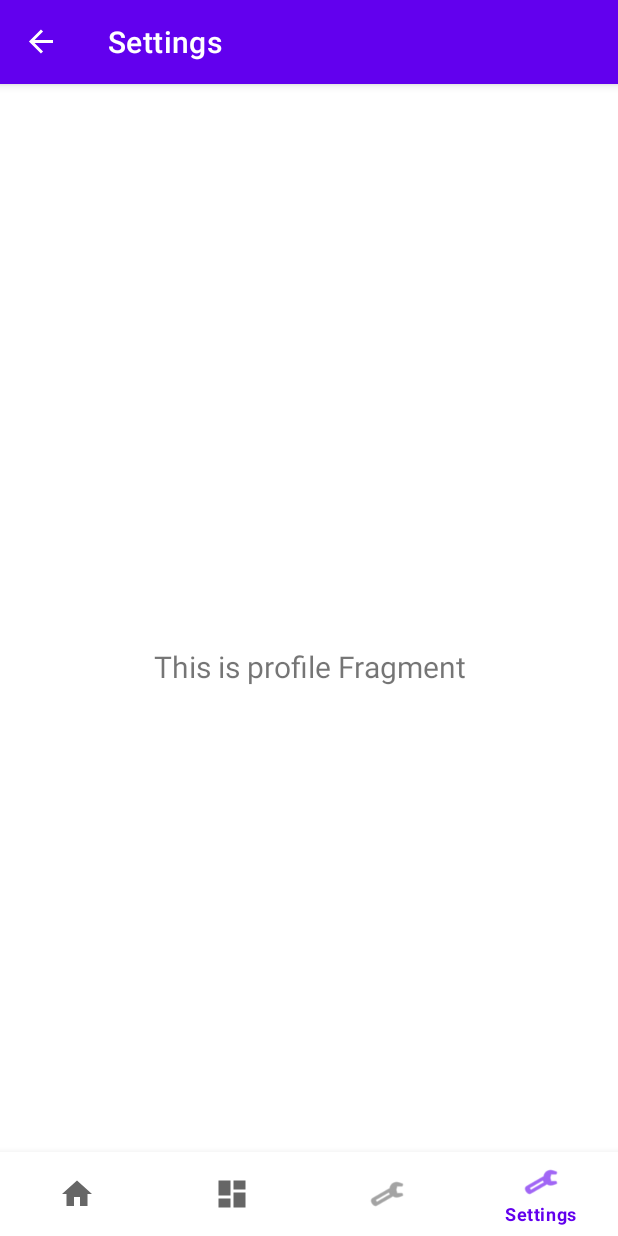
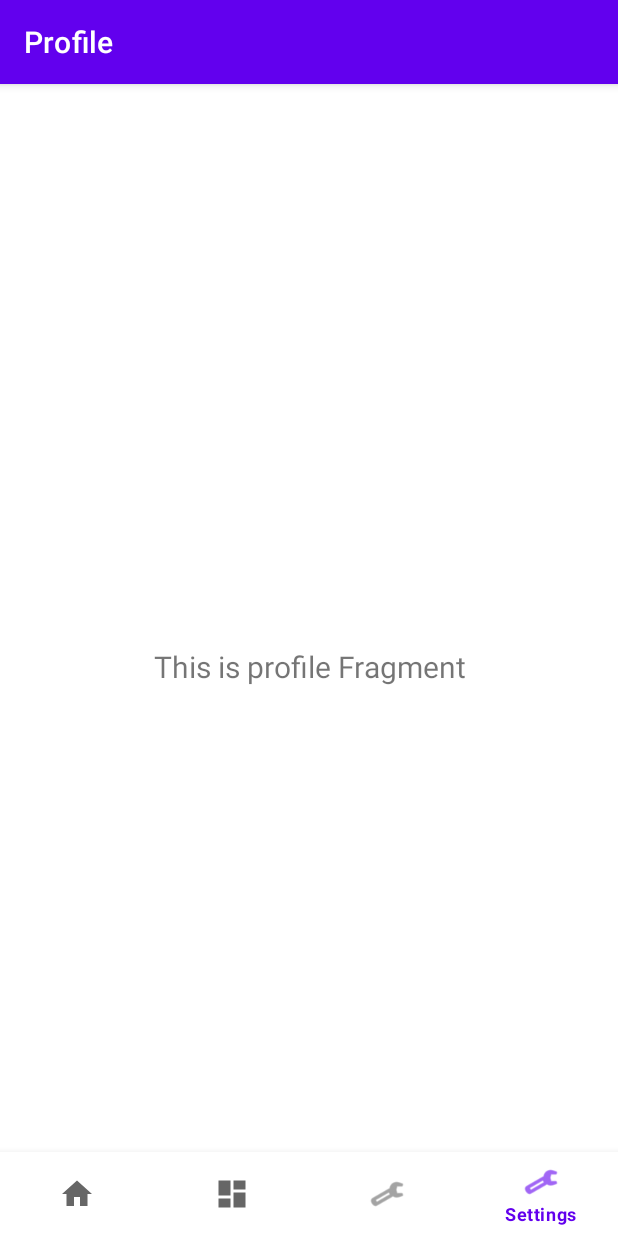
Before and after one commit to Alkwin/MobileIP, an Android app: the ProfileFragment screen opened through its navigation route, on a phone screen of 412 x 824 dp. Run offline under Robolectric (Android 15) with nearby library versions, the light colour scheme and no system bars; our stand-ins replace navigation-ui.

Commit message:
Fixed Profile Fragment not properly displayed.

```diff
--- a/app/src/main/java/com/cringe/mobileip/MainActivity.kt
+++ b/app/src/main/java/com/cringe/mobileip/MainActivity.kt
@@ -26,7 +26,7 @@ class MainActivity : AppCompatActivity() {
         // menu should be considered as top level destinations.
         val appBarConfiguration = AppBarConfiguration(
             setOf(
-                R.id.navigation_home, R.id.navigation_orders, R.id.navigation_settings
+                R.id.navigation_home, R.id.navigation_orders, R.id.navigation_settings, R.id.navigation_profile
             )
         )
         setupActionBarWithNavController(navController, appBarConfiguration)
--- a/app/src/main/java/com/cringe/mobileip/ui/profile/ProfileFragment.kt
+++ b/app/src/main/java/com/cringe/mobileip/ui/profile/ProfileFragment.kt
@@ -24,7 +24,7 @@ class ProfileFragment : Fragment() {
         inflater: LayoutInflater,
         container: ViewGroup?,
         savedInstanceState: Bundle?
-    ): View? {
+    ): View {
         homeViewModel =
             ViewModelProvider(this).get(ProfileViewModel::class.java)
 
--- a/app/src/main/res/navigation/mobile_navigation.xml
+++ b/app/src/main/res/navigation/mobile_navigation.xml
@@ -22,9 +22,10 @@
         android:name="com.cringe.mobileip.ui.settings.SettingsFragment"
         android:label="@string/title_settings"
         tools:layout="@layout/fragment_settings" />
+
     <fragment
         android:id="@+id/navigation_profile"
         android:name="com.cringe.mobileip.ui.profile.ProfileFragment"
-        android:label="@string/title_settings"
+        android:label="@string/title_profile"
         tools:layout="@layout/fragment_profile" />
 </navigation>
--- a/app/src/main/res/values/strings.xml
+++ b/app/src/main/res/values/strings.xml
@@ -3,6 +3,7 @@
     <string name="title_home">Home</string>
     <string name="title_orders">Orders</string>
     <string name="title_settings">Settings</string>
+    <string name="title_profile">Profile</string>
     <string name="title_activity_login">LoginActivity</string>
     <string name="prompt_email">Email</string>
     <string name="prompt_name">Name</string>
```
Also changed, not shown: 1 other file.
